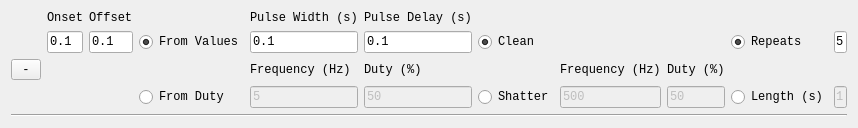
Old version of the form SimpleValveWidget.ui in the repository tobiasackels/PulseBoy.
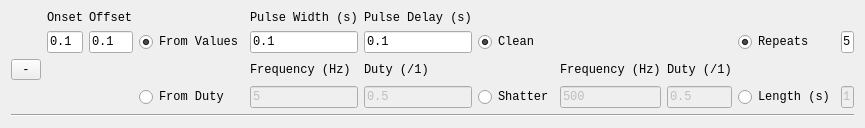
New version of the form.

Patch:
```diff
--- a/SimpleValveWidget.ui
+++ b/SimpleValveWidget.ui
@@ -84,7 +84,7 @@
    <item row="2" column="5">
     <widget class="QLabel" name="label_7">
      <property name="text">
-      <string>Duty (%)</string>
+      <string>Duty (/1)</string>
      </property>
     </widget>
    </item>
@@ -101,14 +101,14 @@
       <bool>false</bool>
      </property>
      <property name="text">
-      <string>50</string>
+      <string>0.5</string>
      </property>
     </widget>
    </item>
    <item row="2" column="8">
     <widget class="QLabel" name="label_9">
      <property name="text">
-      <string>Duty (%)</string>
+      <string>Duty (/1)</string>
      </property>
     </widget>
    </item>
@@ -139,7 +139,7 @@
       <bool>false</bool>
      </property>
      <property name="text">
-      <string>50</string>
+      <string>0.5</string>
      </property>
     </widget>
    </item>
```
